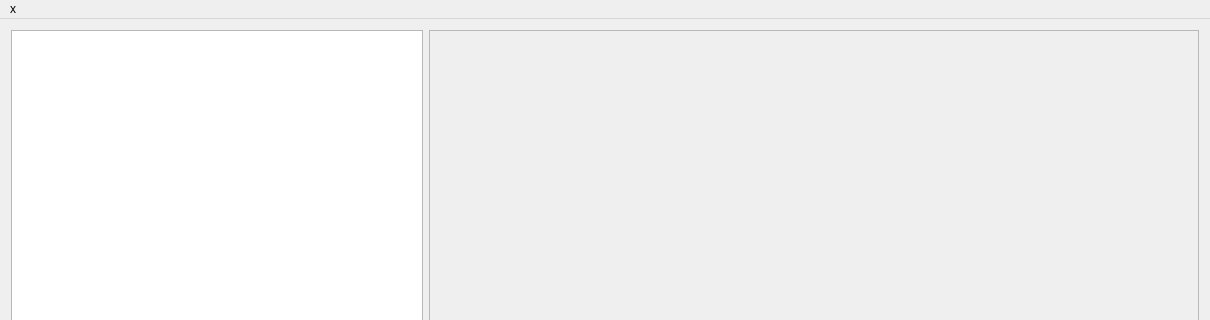
Above: mainwindow.ui from mobarastudio/VfNotes before the change; both pictures show x 0 to 1210 and y 0 to 320 of the 1210 by 724 pixel window. Below: the same form after it.
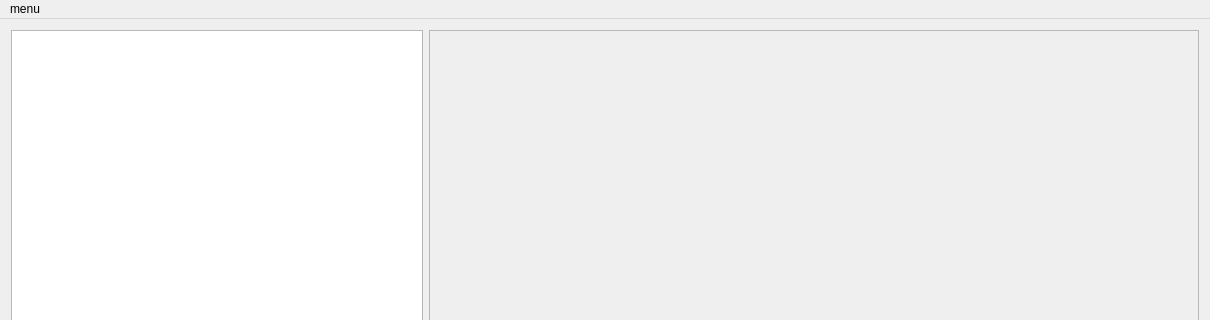
That is the form after the change.

What changed in the file:
```diff
--- a/mainwindow.ui
+++ b/mainwindow.ui
@@ -100,7 +100,7 @@
    </property>
    <widget class="QMenu" name="menux">
     <property name="title">
-     <string>x</string>
+     <string>menu</string>
     </property>
     <addaction name="actionsettings"/>
     <addaction name="separator"/>
```
